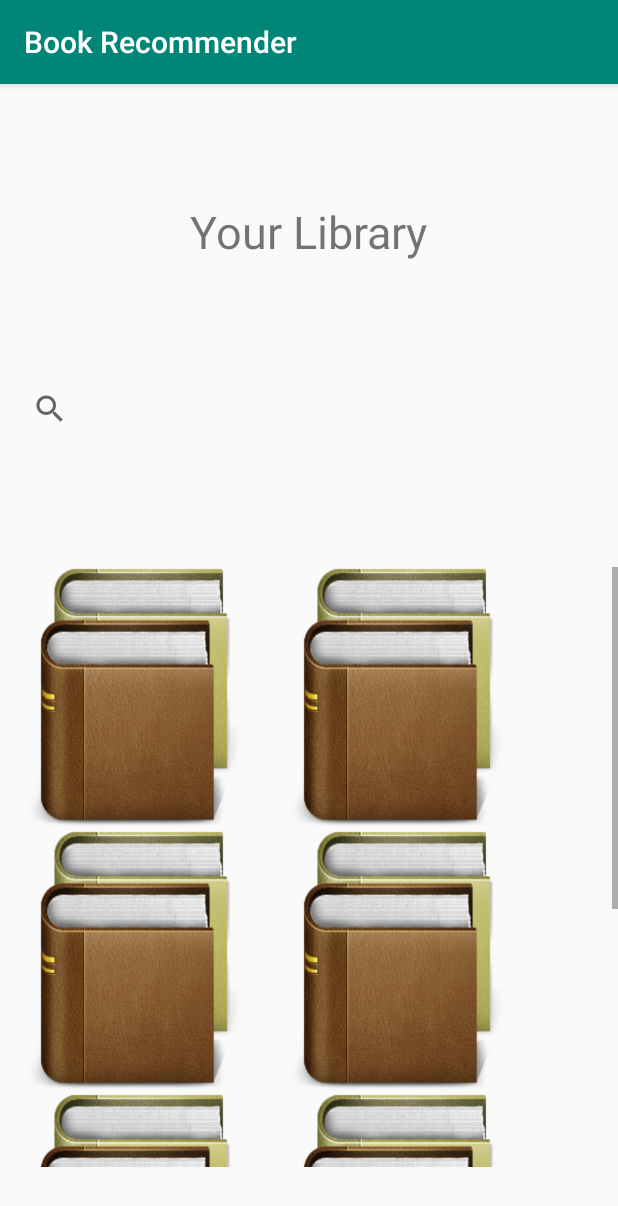
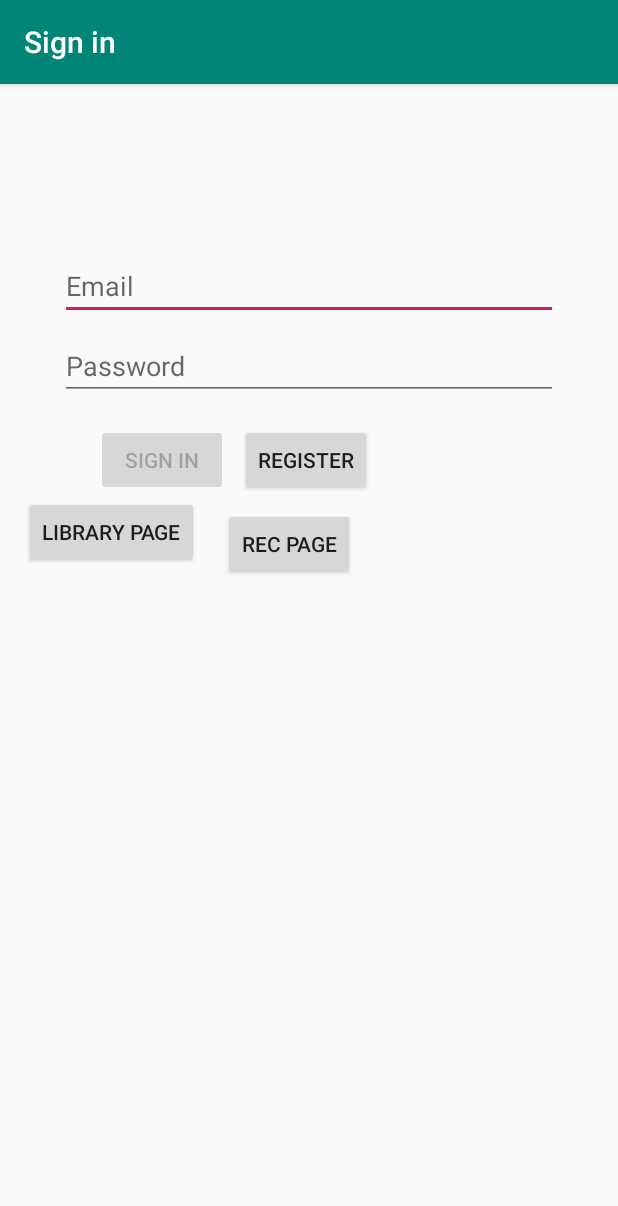
Before and after one commit to capstone-project-cs-info-4488/MachineLearningBookSuggester, an Android app: the screen it shows after launch (Library before the commit, LoginActivity after it), after a tap on "LIBRARY PAGE", on a phone screen of 412 x 824 dp. Shown: the top 1206 px of the screen. Run offline under Robolectric (Android 15) with nearby library versions, the phone set to English and light mode, and no system bars.

Commit message:
Trying again

```diff
--- a/java/android/src/main/AndroidManifest.xml
+++ b/java/android/src/main/AndroidManifest.xml
@@ -11,8 +11,6 @@
         android:supportsRtl="true"
         android:theme="@style/AppTheme"
         tools:ignore="GoogleAppIndexingWarning">
-        <activity android:name=".Recommendation"></activity>
-        <activity android:name=".Library" />
         <activity
             android:name=".ui.login.LoginActivity"
             android:label="@string/title_activity_login">
--- a/java/android/src/main/java/edu/isu/capstone/bookrec/android/Library.java
+++ /dev/null
@@ -1,14 +0,0 @@
-package edu.isu.capstone.bookrec.android;
-
-import androidx.appcompat.app.AppCompatActivity;
-
-import android.os.Bundle;
-
-public class Library extends AppCompatActivity {
-
-    @Override
-    protected void onCreate(Bundle savedInstanceState) {
-        super.onCreate(savedInstanceState);
-        setContentView(R.layout.activity_library);
-    }
-}
--- a/java/android/src/main/java/edu/isu/capstone/bookrec/android/ui/login/LoginActivity.java
+++ b/java/android/src/main/java/edu/isu/capstone/bookrec/android/ui/login/LoginActivity.java
@@ -16,9 +16,7 @@ import androidx.appcompat.app.AppCompatActivity;
 import androidx.lifecycle.Observer;
 import androidx.lifecycle.ViewModelProvider;
 
-import edu.isu.capstone.bookrec.android.Library;
 import edu.isu.capstone.bookrec.android.R;
-import edu.isu.capstone.bookrec.android.Recommendation;
 
 public class LoginActivity extends AppCompatActivity {
 
@@ -130,13 +128,4 @@ public class LoginActivity extends AppCompatActivity {
         startActivity(browserIntent);
     }
 
-    public void btnGoToLibrary(View v){
-        Intent i = new Intent(this, Library.class);
-        startActivity(i);
-    }
-
-    public void btnGoToRec(View v){
-        Intent i = new Intent(this, Recommendation.class);
-        startActivity(i);
-    }
 }
--- a/java/android/src/main/res/layout/activity_library.xml
+++ /dev/null
@@ -1,123 +0,0 @@
-<?xml version="1.0" encoding="utf-8"?>
-<androidx.constraintlayout.widget.ConstraintLayout xmlns:android="http://schemas.android.com/apk/res/android"
-    xmlns:app="http://schemas.android.com/apk/res-auto"
-    xmlns:tools="http://schemas.android.com/tools"
-    android:layout_width="match_parent"
-    android:layout_height="match_parent"
-    tools:context=".Library">
-
-    <TextView
-        android:id="@+id/txtLibrary"
-        android:layout_width="wrap_content"
-        android:layout_height="wrap_content"
-        android:layout_marginTop="32dp"
-        android:layout_marginBottom="8dp"
-        android:text="Your Library"
-        android:textSize="30sp"
-        app:layout_constraintBottom_toTopOf="@+id/searchView"
-        app:layout_constraintEnd_toEndOf="parent"
-        app:layout_constraintStart_toStartOf="parent"
-        app:layout_constraintTop_toTopOf="parent" />
-
-    <SearchView
-        android:id="@+id/searchView"
-        android:layout_width="387dp"
-        android:layout_height="55dp"
-        android:layout_marginTop="16dp"
-        android:layout_marginEnd="8dp"
-        android:layout_marginRight="8dp"
-        android:layout_marginBottom="16dp"
-        app:layout_constraintBottom_toTopOf="@+id/scrollView2"
-        app:layout_constraintEnd_toEndOf="parent"
-        app:layout_constraintHorizontal_bias="0.551"
-        app:layout_constraintStart_toStartOf="parent"
-        app:layout_constraintTop_toBottomOf="@+id/txtLibrary" />
-
-    <ScrollView
-        android:id="@+id/scrollView2"
-        android:layout_width="0dp"
-        android:layout_height="400dp"
-        android:layout_marginTop="16dp"
-        app:layout_constraintBottom_toBottomOf="parent"
-        app:layout_constraintEnd_toEndOf="parent"
-        app:layout_constraintStart_toStartOf="parent"
-        app:layout_constraintTop_toBottomOf="@+id/searchView">
-
-        <TableLayout
-            android:layout_width="match_parent"
-            android:layout_height="match_parent"
-            app:layout_constraintStart_toStartOf="parent"
-            app:layout_constraintTop_toTopOf="parent">
-
-            <TableRow
-                android:layout_width="match_parent"
-                android:layout_height="match_parent">
-
-                <ImageView
-                    android:id="@+id/imageView3"
-                    android:layout_width="175dp"
-                    android:layout_height="175dp"
-                    android:src="@drawable/book" />
-
-                <ImageView
-                    android:id="@+id/imageView4"
-                    android:layout_width="175dp"
-                    android:layout_height="175dp"
-                    android:src="@drawable/book" />
-            </TableRow>
-
-            <TableRow
-                android:layout_width="match_parent"
-                android:layout_height="match_parent">
-
-                <ImageView
-                    android:id="@+id/imageView5"
-                    android:layout_width="175dp"
-                    android:layout_height="175dp"
-                    android:src="@drawable/book" />
-
-                <ImageView
-                    android:id="@+id/imageView6"
-                    android:layout_width="175dp"
-                    android:layout_height="175dp"
-                    android:src="@drawable/book" />
-            </TableRow>
-
-            <TableRow
-                android:layout_width="match_parent"
-                android:layout_height="match_parent">
-
-                <ImageView
-                    android:id="@+id/imageView7"
-                    android:layout_width="175dp"
-                    android:layout_height="175dp"
-                    android:src="@drawable/book" />
-
-                <ImageView
-                    android:id="@+id/imageView8"
-                    android:layout_width="175dp"
-                    android:layout_height="175dp"
-                    android:src="@drawable/book" />
-            </TableRow>
-
-            <TableRow
-                android:layout_width="match_parent"
-                android:layout_height="match_parent">
-
-                <ImageView
-                    android:id="@+id/imageView2"
-                    android:layout_width="175dp"
-                    android:layout_height="175dp"
-                    android:src="@drawable/book" />
-
-                <ImageView
-                    android:id="@+id/imageView"
-                    android:layout_width="175dp"
-                    android:layout_height="175dp"
-                    android:src="@drawable/book" />
-            </TableRow>
-
-        </TableLayout>
-    </ScrollView>
-
-</androidx.constraintlayout.widget.ConstraintLayout>
--- a/java/android/src/main/res/layout/activity_login.xml
+++ b/java/android/src/main/res/layout/activity_login.xml
@@ -98,7 +98,6 @@
         app:layout_constraintTop_toBottomOf="@+id/btnLogin" />
 
     <Button
-        android:id="@+id/btnGoToRec"
         android:layout_width="wrap_content"
         android:layout_height="wrap_content"
         android:layout_marginStart="16dp"
--- a/java/android/src/main/res/values/strings.xml
+++ b/java/android/src/main/res/values/strings.xml
@@ -8,8 +8,4 @@
     <string name="invalid_username">Not a valid username</string>
     <string name="invalid_password">Password must be >5 characters</string>
     <string name="login_failed">"Login failed"</string>
-    <string name="username_hint">Username</string>
-    <string name="login_btn_text">Login</string>
-    <string name="login_no_account">No account? Register here</string>
-    <string name="test_btn_to_login_page">Test btn to Login page</string>
 </resources>
```
Also changed, not shown: java/android/src/main/java/edu/isu/capstone/bookrec/android/Recommendation.java (deleted, +0 -14 lines), java/android/src/main/res/layout/activity_recommendation.xml (deleted, +0 -107 lines), java/android/src/main/res/drawable/book.png (deleted).
